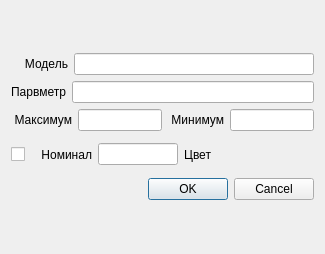
Old version of the form System/Source/Simulator/Trends/trendvarprop.ui in the repository valresh/Platform.
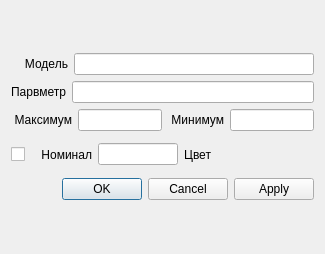
New version of the form. Custom widgets are drawn as their Qt base class.

```diff
--- a/System/Source/Simulator/Trends/trendvarprop.ui
+++ b/System/Source/Simulator/Trends/trendvarprop.ui
@@ -181,7 +181,7 @@
         <enum>Qt::Orientation::Horizontal</enum>
        </property>
        <property name="standardButtons">
-        <set>QDialogButtonBox::StandardButton::Cancel|QDialogButtonBox::StandardButton::Ok</set>
+        <set>QDialogButtonBox::StandardButton::Apply|QDialogButtonBox::StandardButton::Cancel|QDialogButtonBox::StandardButton::Ok</set>
        </property>
       </widget>
      </item>
```
